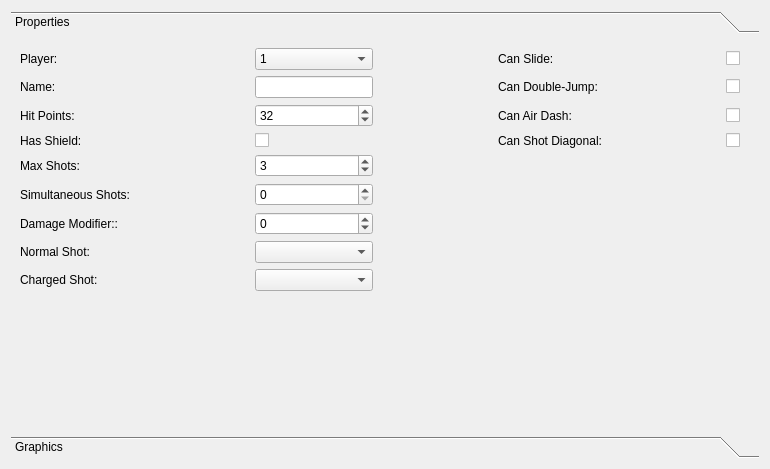
This is editor/mainwindow_tab/player_edit.ui in protoman/rockbot as Qt 5 draws it before an edit. The edited form follows.
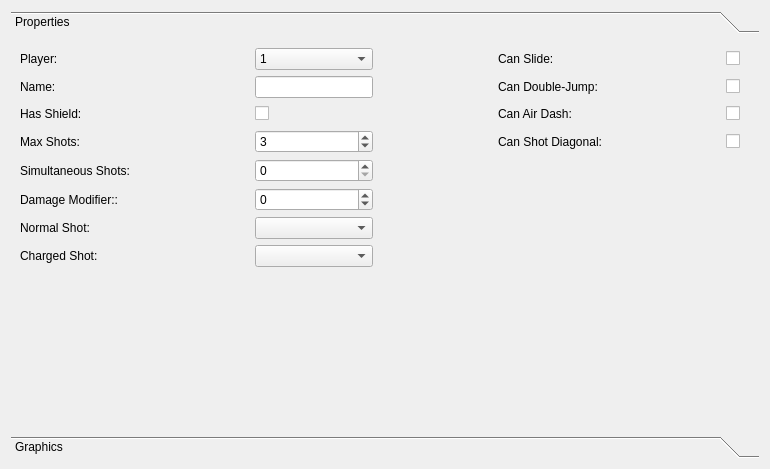
This is the edited form. Custom widgets are drawn as their Qt base class.

```diff
--- a/editor/mainwindow_tab/player_edit.ui
+++ b/editor/mainwindow_tab/player_edit.ui
@@ -25,7 +25,7 @@
         <x>0</x>
         <y>0</y>
         <width>752</width>
-        <height>395</height>
+        <height>377</height>
        </rect>
       </property>
       <attribute name="label">
@@ -37,20 +37,6 @@
          <property name="rightMargin">
           <number>10</number>
          </property>
-         <item row="4" column="0">
-          <widget class="QLabel" name="label_18">
-           <property name="text">
-            <string>Max Shots:</string>
-           </property>
-          </widget>
-         </item>
-         <item row="6" column="0">
-          <widget class="QLabel" name="label_34">
-           <property name="text">
-            <string>Damage Modifier::</string>
-           </property>
-          </widget>
-         </item>
          <item row="1" column="1">
           <spacer name="horizontalSpacer">
            <property name="orientation">
@@ -64,13 +50,6 @@
            </property>
           </spacer>
          </item>
-         <item row="2" column="0">
-          <widget class="QLabel" name="label_16">
-           <property name="text">
-            <string>Hit Points:</string>
-           </property>
-          </widget>
-         </item>
          <item row="1" column="6">
           <widget class="QCheckBox" name="canDoubleJumpCheckBox">
            <property name="text">
@@ -118,16 +97,6 @@
            </property>
           </widget>
          </item>
-         <item row="9" column="2">
-          <widget class="QComboBox" name="chargedshot_combo"/>
-         </item>
-         <item row="9" column="0">
-          <widget class="QLabel" name="label_6">
-           <property name="text">
-            <string>Charged Shot:</string>
-           </property>
-          </widget>
-         </item>
          <item row="0" column="0">
           <widget class="QLabel" name="label_14">
            <property name="text">
@@ -135,16 +104,6 @@
            </property>
           </widget>
          </item>
-         <item row="2" column="2">
-          <widget class="QSpinBox" name="players_tab_hp">
-           <property name="minimum">
-            <number>1</number>
-           </property>
-           <property name="value">
-            <number>32</number>
-           </property>
-          </widget>
-         </item>
          <item row="1" column="0">
           <widget class="QLabel" name="label_15">
            <property name="text">
@@ -152,13 +111,6 @@
            </property>
           </widget>
          </item>
-         <item row="3" column="0">
-          <widget class="QLabel" name="label_17">
-           <property name="text">
-            <string>Has Shield:</string>
-           </property>
-          </widget>
-         </item>
          <item row="2" column="4">
           <widget class="QLabel" name="label_3">
            <property name="text">
@@ -231,26 +183,6 @@
            </property>
           </spacer>
          </item>
-         <item row="4" column="2">
-          <widget class="QSpinBox" name="players_tab_maxshots">
-           <property name="toolTip">
-            <string>Maximum number of projectiles on screen if player keeps pressing the attack button</string>
-           </property>
-           <property name="minimum">
-            <number>1</number>
-           </property>
-           <property name="value">
-            <number>3</number>
-           </property>
-          </widget>
-         </item>
-         <item row="3" column="2">
-          <widget class="QCheckBox" name="players_tab_hasshield">
-           <property name="text">
-            <string/>
-           </property>
-          </widget>
-         </item>
          <item row="0" column="6">
           <widget class="QCheckBox" name="can_slide_checkbox">
            <property name="text">
@@ -258,40 +190,91 @@
            </property>
           </widget>
          </item>
-         <item row="6" column="2">
-          <widget class="QSpinBox" name="damageModSpinBox">
-           <property name="minimum">
-            <number>-3</number>
+         <item row="2" column="0">
+          <widget class="QLabel" name="label_17">
+           <property name="text">
+            <string>Has Shield:</string>
            </property>
-           <property name="maximum">
-            <number>3</number>
+          </widget>
+         </item>
+         <item row="2" column="2">
+          <widget class="QCheckBox" name="players_tab_hasshield">
+           <property name="text">
+            <string/>
            </property>
           </widget>
          </item>
-         <item row="5" column="0">
+         <item row="3" column="0">
+          <widget class="QLabel" name="label_18">
+           <property name="text">
+            <string>Max Shots:</string>
+           </property>
+          </widget>
+         </item>
+         <item row="4" column="0">
           <widget class="QLabel" name="label_7">
            <property name="text">
             <string>Simultaneous Shots:</string>
            </property>
           </widget>
          </item>
-         <item row="5" column="2">
-          <widget class="QSpinBox" name="simultaneousShots_spinBox">
-           <property name="toolTip">
-            <string>Number of projectiles fired each time player hits the attack button</string>
+         <item row="5" column="0">
+          <widget class="QLabel" name="label_34">
+           <property name="text">
+            <string>Damage Modifier::</string>
            </property>
           </widget>
          </item>
-         <item row="7" column="0">
+         <item row="6" column="0">
           <widget class="QLabel" name="label_9">
            <property name="text">
             <string>Normal Shot:</string>
            </property>
           </widget>
          </item>
-         <item row="7" column="2">
+         <item row="7" column="0">
+          <widget class="QLabel" name="label_6">
+           <property name="text">
+            <string>Charged Shot:</string>
+           </property>
+          </widget>
+         </item>
+         <item row="3" column="2">
+          <widget class="QSpinBox" name="players_tab_maxshots">
+           <property name="toolTip">
+            <string>Maximum number of projectiles on screen if player keeps pressing the attack button</string>
+           </property>
+           <property name="minimum">
+            <number>1</number>
+           </property>
+           <property name="value">
+            <number>3</number>
+           </property>
+          </widget>
+         </item>
+         <item row="4" column="2">
+          <widget class="QSpinBox" name="simultaneousShots_spinBox">
+           <property name="toolTip">
+            <string>Number of projectiles fired each time player hits the attack button</string>
+           </property>
+          </widget>
+         </item>
+         <item row="5" column="2">
+          <widget class="QSpinBox" name="damageModSpinBox">
+           <property name="minimum">
+            <number>-3</number>
+           </property>
+           <property name="maximum">
+            <number>3</number>
+           </property>
+          </widget>
+         </item>
+         <item row="6" column="2">
           <widget class="QComboBox" name="normalShot_comboBox"/>
          </item>
+         <item row="7" column="2">
+          <widget class="QComboBox" name="chargedshot_combo"/>
+         </item>
         </layout>
        </item>
       </layout>
```
Left out of the diff: 4 changed lines with no effect on the pictures.
